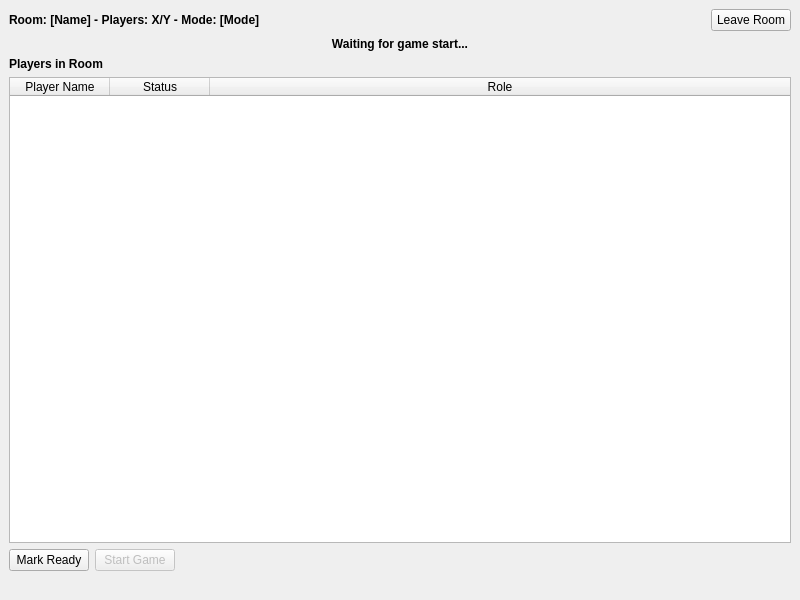
Old version of the form client/src/ui/RoomWindow.ui in the repository ToJupiter/NetworkProgramming.
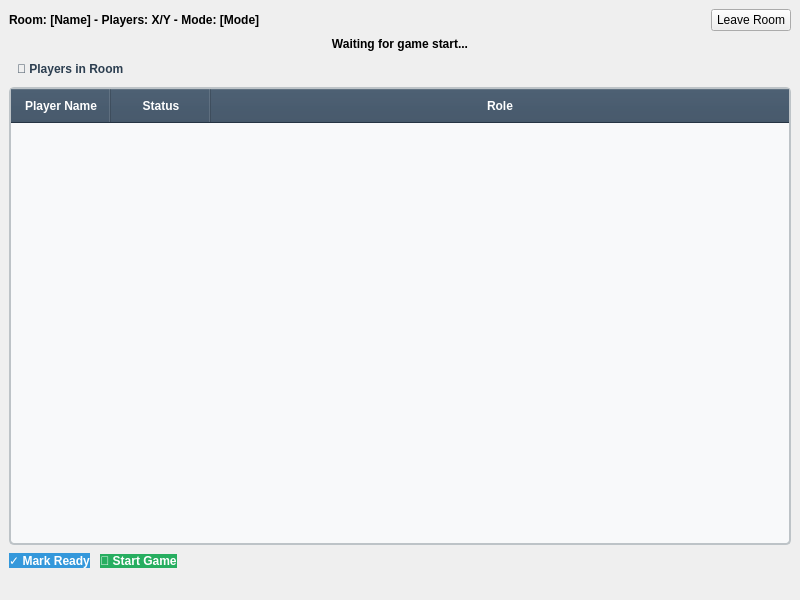
New version of the form.

Commit message: Add part 10: Leave Room, Replay (waiting time is long, needed fix),  Game Results.

Patch:
```diff
--- a/client/src/ui/RoomWindow.ui
+++ b/client/src/ui/RoomWindow.ui
@@ -71,14 +71,17 @@
     <item>
      <widget class="QLabel" name="lblPlayerListTitle">
       <property name="text">
-       <string>Players in Room</string>
+       <string>👥 Players in Room</string>
       </property>
       <property name="font">
        <font>
-        <pointSize>11</pointSize>
+        <pointSize>12</pointSize>
         <weight>75</weight>
        </font>
       </property>
+      <property name="styleSheet">
+       <string notr="true">color: #2c3e50; padding: 5px;</string>
+      </property>
      </widget>
     </item>
     <item>
@@ -89,6 +92,14 @@
       <property name="rowCount">
        <number>0</number>
       </property>
+      <property name="alternatingRowColors">
+       <bool>true</bool>
+      </property>
+      <property name="styleSheet">
+       <string notr="true">QTableWidget { background-color: #f8f9fa; border: 2px solid #bdc3c7; border-radius: 5px; }
+QTableWidget::item { padding: 8px; }
+QHeaderView::section { background-color: #34495e; color: white; font-weight: bold; padding: 8px; }</string>
+      </property>
       <attribute name="horizontalHeaderStretchLastSection">
        <bool>true</bool>
       </attribute>
@@ -111,29 +122,37 @@
     </item>
     <item>
      <layout class="QHBoxLayout" name="horizontalLayout_buttons">
+      <property name="spacing">
+       <number>10</number>
+      </property>
       <item>
        <widget class="QPushButton" name="btnToggleReady">
         <property name="text">
-         <string>Mark Ready</string>
+         <string>✓ Mark Ready</string>
         </property>
         <property name="font">
          <font>
-          <pointSize>10</pointSize>
+          <pointSize>11</pointSize>
+          <weight>75</weight>
          </font>
         </property>
         <property name="minimumHeight">
-         <number>40</number>
+         <number>50</number>
+        </property>
+        <property name="styleSheet">
+         <string notr="true">background-color: #3498db; color: white; border-radius: 8px; font-weight: bold;</string>
         </property>
        </widget>
       </item>
       <item>
        <widget class="QPushButton" name="btnStartGame">
         <property name="text">
-         <string>Start Game</string>
+         <string>🚀 Start Game</string>
         </property>
         <property name="font">
          <font>
-          <pointSize>10</pointSize>
+          <pointSize>11</pointSize>
+          <weight>75</weight>
          </font>
         </property>
         <property name="minimumHeight">
@@ -142,6 +161,9 @@
         <property name="enabled">
          <bool>false</bool>
         </property>
+        <property name="styleSheet">
+         <string notr="true">background-color: #27ae60; color: white; border-radius: 8px; font-weight: bold;</string>
+        </property>
        </widget>
       </item>
       <item>
```
Left out of the diff: 2 changed lines with no effect on the pictures. The commit also changes 31 other files.
